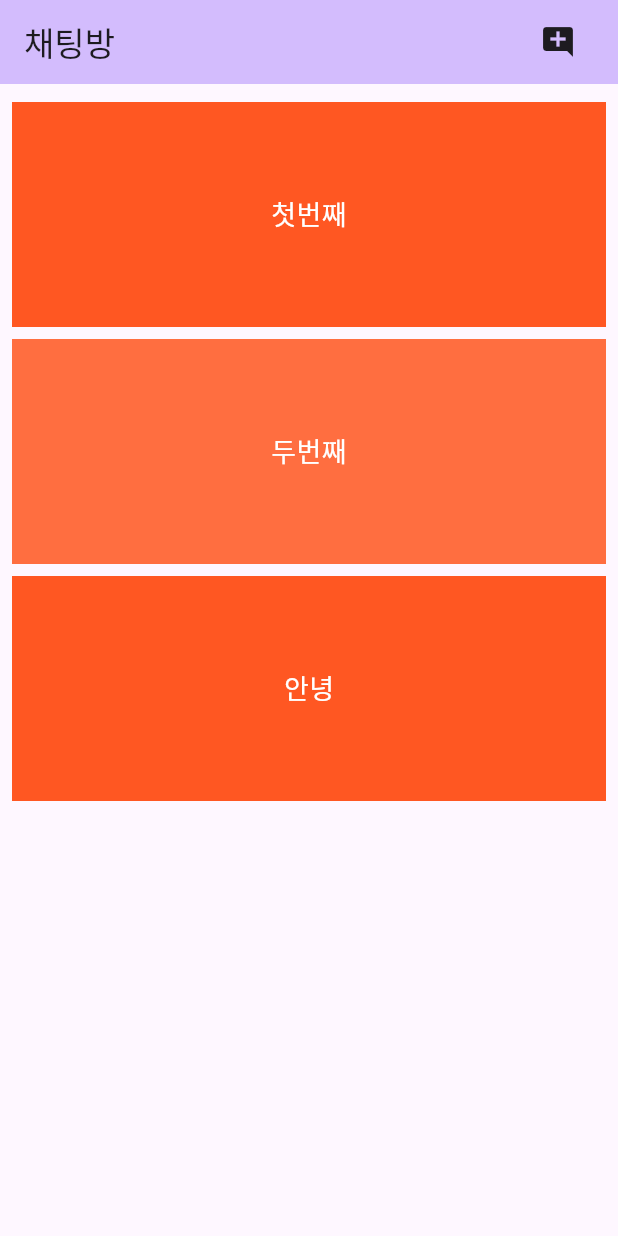
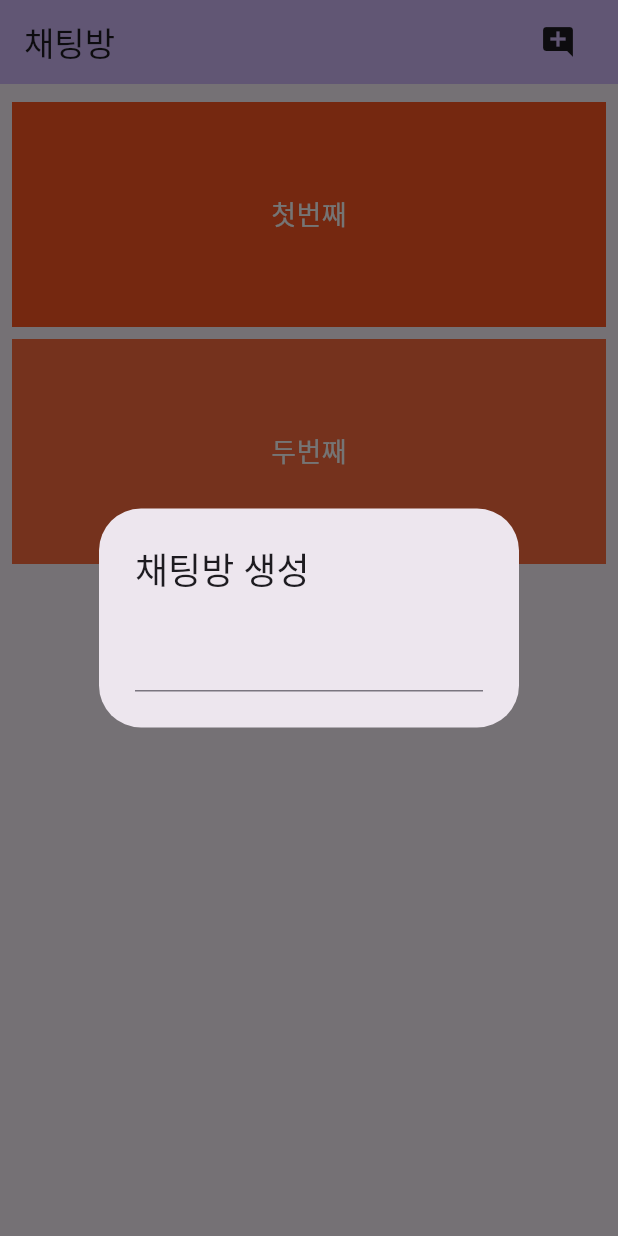
Before and after one commit to junni01kim/KakaoTalk_Chatbot_by_Flutter, a Flutter app: the screen it shows after launch, after a tap on the "add comment" icon, on a phone screen of 412 x 824 dp. Run offline on Flutter 3.47's test engine with Material 3 defaults, Android fonts, the phone set to English and light mode, and no system bars.

Commit message:
채팅방 추가 성공, 다이얼로그에 확인버튼 추가 필요

```diff
--- a/lib/chat_room_list/chat_room_list_app_bar.dart
+++ b/lib/chat_room_list/chat_room_list_app_bar.dart
@@ -1,5 +1,7 @@
 import 'package:flutter/cupertino.dart';
 import 'package:flutter/material.dart';
+
+import 'new_room_dialog/new_room_dialog.dart';
 
 /**
  * 채팅방 리스트의 앱바를 관리하는 클래스이다.
@@ -21,7 +23,12 @@
         IconButton(
           icon: Icon(Icons.add_comment),
           onPressed: (){
-            onAddRoom('안녕');
+            showDialog(
+              context: context,
+              builder: (BuildContext context) {
+                return NewRoomDialog(onAddRoom);
+              }
+            );
           },
         ),
       ],
--- /dev/null
+++ b/lib/chat_room_list/new_room_dialog/new_room_dialog.dart
@@ -0,0 +1,12 @@
+import 'package:flutter/material.dart';
+
+AlertDialog NewRoomDialog(Function(String) onAddRoom) {
+  return AlertDialog(
+    title: Text('채팅방 생성'),
+    content: TextField(
+      onSubmitted: (String value) {
+        onAddRoom(value);
+      },
+    ),
+  );
+}
```
